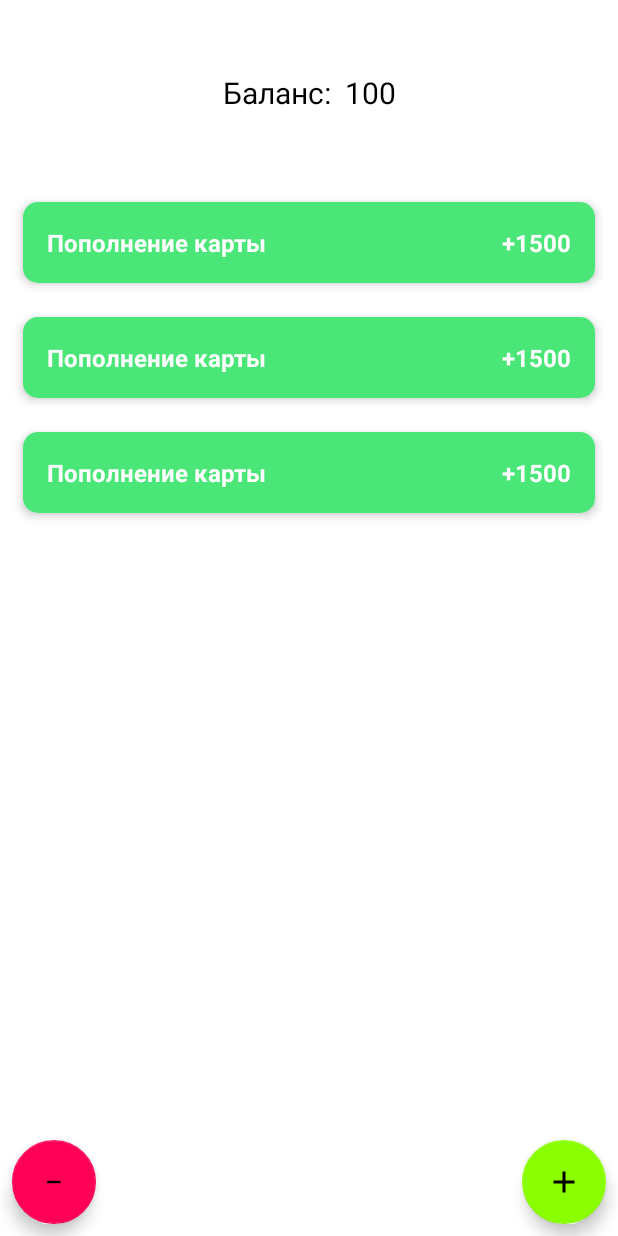
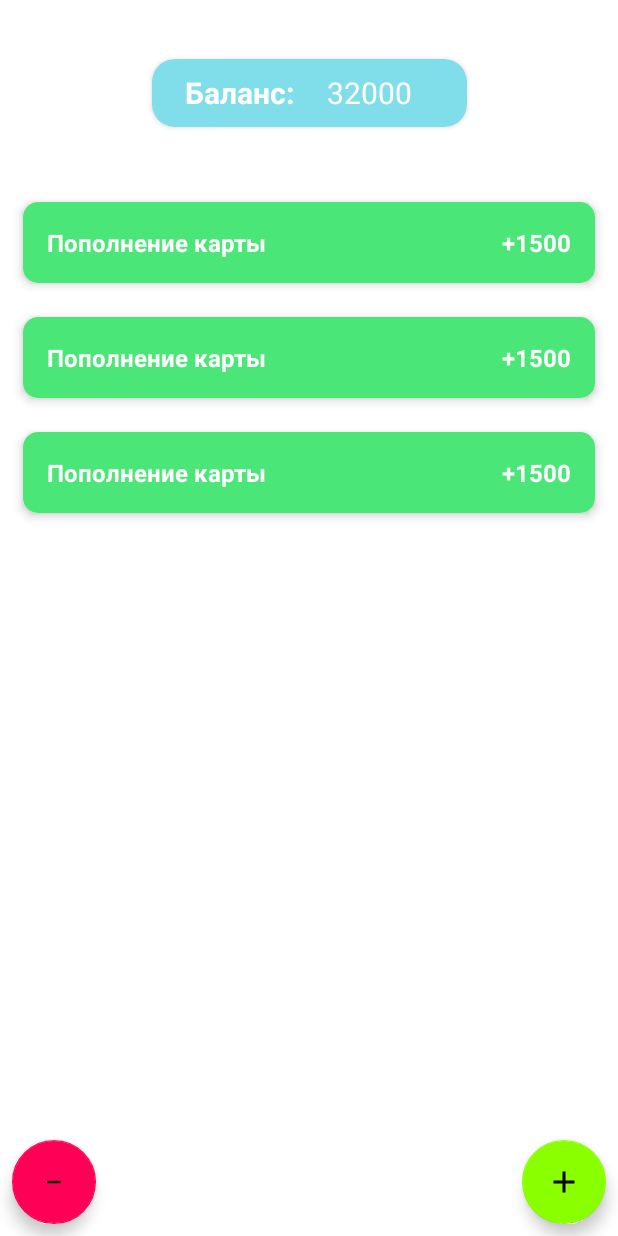
Before and after one commit to YungDenn/CoinKeeper, an Android app: the layout fragment_add_.xml on its own in the app's theme, with its tools: preview values and no code run, on a phone screen of 412 x 824 dp. Run offline under Robolectric (Android 15) with nearby library versions, the phone set to English and light mode, and no system bars.

Commit message:
Change color and fix Type Categories

```diff
--- a/app/src/main/res/layout/fragment_add_.xml
+++ b/app/src/main/res/layout/fragment_add_.xml
@@ -1,5 +1,7 @@
 <?xml version="1.0" encoding="utf-8"?>
-<layout>
+<layout xmlns:tools="http://schemas.android.com/tools"
+    xmlns:android="http://schemas.android.com/apk/res/android"
+    xmlns:app="http://schemas.android.com/apk/res-auto">
 
     <data>
 
@@ -8,9 +10,7 @@
             type="com.example.coinkeeper.presentation.MainViewModel" />
     </data>
 
-    <androidx.constraintlayout.widget.ConstraintLayout xmlns:android="http://schemas.android.com/apk/res/android"
-        xmlns:app="http://schemas.android.com/apk/res-auto"
-        xmlns:tools="http://schemas.android.com/tools"
+    <androidx.constraintlayout.widget.ConstraintLayout
         android:layout_width="match_parent"
         android:layout_height="match_parent"
         tools:context=".presentation.Add_Fragment">
@@ -21,33 +21,6 @@
             android:layout_height="wrap_content"
             android:orientation="horizontal"
             app:layout_constraintGuide_percent="0.15" />
-
-        <TextView
-            android:id="@+id/tvLabel"
-            android:layout_width="wrap_content"
-            android:layout_height="wrap_content"
-            android:fontFamily="sans-serif"
-            android:text="Баланс:  "
-            android:textColor="@color/black"
-            android:textSize="20sp"
-            app:layout_constraintBottom_toTopOf="@+id/guideline2"
-            app:layout_constraintEnd_toStartOf="@+id/tv_Balance"
-            app:layout_constraintHorizontal_chainStyle="packed"
-            app:layout_constraintStart_toStartOf="parent"
-            app:layout_constraintTop_toTopOf="parent" />
-
-        <TextView
-            android:id="@+id/tv_Balance"
-            android:layout_width="wrap_content"
-            android:layout_height="wrap_content"
-            android:textColor="@color/black"
-            android:textSize="20sp"
-            app:layout_constraintBottom_toTopOf="@+id/guideline2"
-            app:layout_constraintEnd_toEndOf="parent"
-            app:layout_constraintHorizontal_chainStyle="packed"
-            app:layout_constraintStart_toEndOf="@+id/tvLabel"
-            app:layout_constraintTop_toTopOf="parent"
-            tools:text="100" />
 
         <androidx.recyclerview.widget.RecyclerView
             android:id="@+id/rvFinanceItem"
@@ -86,5 +59,40 @@
             app:srcCompat="@drawable/minus"
             tools:ignore="SpeakableTextPresentCheck" />
 
+        <androidx.cardview.widget.CardView
+            android:layout_width="210dp"
+            android:layout_height="45dp"
+            app:cardBackgroundColor="#80DEEA"
+            app:cardCornerRadius="15dp"
+            app:layout_constraintBottom_toTopOf="@+id/guideline2"
+            app:layout_constraintEnd_toEndOf="parent"
+            app:layout_constraintStart_toStartOf="parent"
+            app:layout_constraintTop_toTopOf="parent">
+
+
+            <TextView
+                android:id="@+id/tv_Balance"
+                android:layout_width="173dp"
+                android:layout_height="match_parent"
+                android:gravity="center"
+                android:textAlignment="viewEnd"
+                android:textColor="@color/white"
+                android:textSize="20sp"
+                tools:text="32000" />
+
+            <TextView
+                android:id="@+id/tvLabel"
+                android:layout_width="125dp"
+                android:layout_height="match_parent"
+                android:fontFamily="sans-serif"
+                android:gravity="center"
+                android:orientation="horizontal"
+                android:text="Баланс:  "
+                android:textAlignment="center"
+                android:textColor="@color/white"
+                android:textSize="20sp"
+                android:textStyle="bold" />
+        </androidx.cardview.widget.CardView>
+
     </androidx.constraintlayout.widget.ConstraintLayout>
 </layout>
--- a/app/src/main/res/values/colors.xml
+++ b/app/src/main/res/values/colors.xml
@@ -1,8 +1,8 @@
 <?xml version="1.0" encoding="utf-8"?>
 <resources>
     <color name="purple_200">#FFBB86FC</color>
-    <color name="purple_500">#FF6200EE</color>
-    <color name="purple_700">#FF3700B3</color>
+    <color name="purple_500">#80DEEA</color>
+    <color name="purple_700">#80DEEA</color>
     <color name="teal_200">#FF03DAC5</color>
     <color name="teal_700">#FF018786</color>
     <color name="black">#FF000000</color>
```
